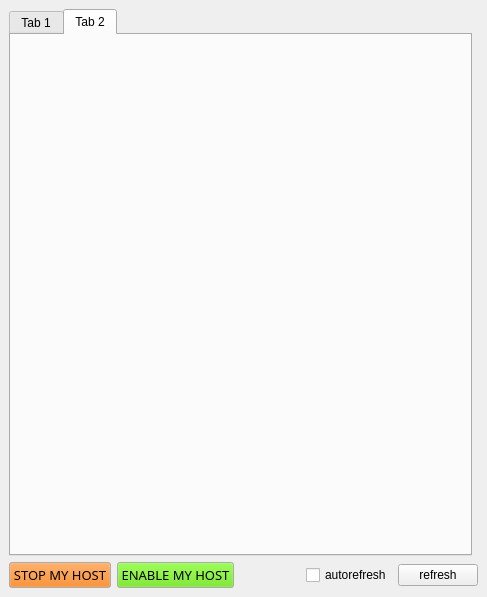
Before: the Qt Designer form rbhusUI/lib/rbhusHostMod.ui in aumanimationstudios/rbhus, drawn with Qt 5.
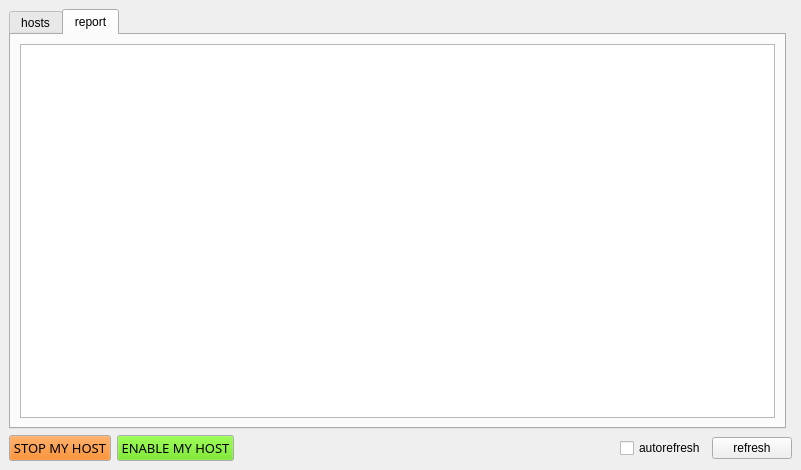
After: the same form once the commit is applied. The open tabs and pages were chosen to show the change.

Diff of the .ui file:
```diff
--- a/rbhusUI/lib/rbhusHostMod.ui
+++ b/rbhusUI/lib/rbhusHostMod.ui
@@ -6,8 +6,8 @@
    <rect>
     <x>0</x>
     <y>0</y>
-    <width>487</width>
-    <height>597</height>
+    <width>801</width>
+    <height>470</height>
    </rect>
   </property>
   <property name="sizePolicy">
@@ -30,7 +30,7 @@
     </sizepolicy>
    </property>
    <layout class="QGridLayout" name="gridLayout">
-    <item row="6" column="0" colspan="2">
+    <item row="5" column="0" colspan="2">
      <layout class="QHBoxLayout" name="horizontalLayout_2">
       <item>
        <widget class="QPushButton" name="pushLocalStop">
@@ -251,7 +251,7 @@
       </property>
       <widget class="QWidget" name="tab">
        <attribute name="title">
-        <string>Tab 1</string>
+        <string>hosts</string>
        </attribute>
        <layout class="QGridLayout" name="gridLayout_2">
         <item row="0" column="2">
@@ -346,8 +346,13 @@
       </widget>
       <widget class="QWidget" name="tab_2">
        <attribute name="title">
-        <string>Tab 2</string>
+        <string>report</string>
        </attribute>
+       <layout class="QGridLayout" name="gridLayout_3">
+        <item row="0" column="0">
+         <widget class="QPlainTextEdit" name="plainTextEdit"/>
+        </item>
+       </layout>
       </widget>
      </widget>
     </item>
```
Left out of the diff: 7 changed lines with no effect on the pictures.
